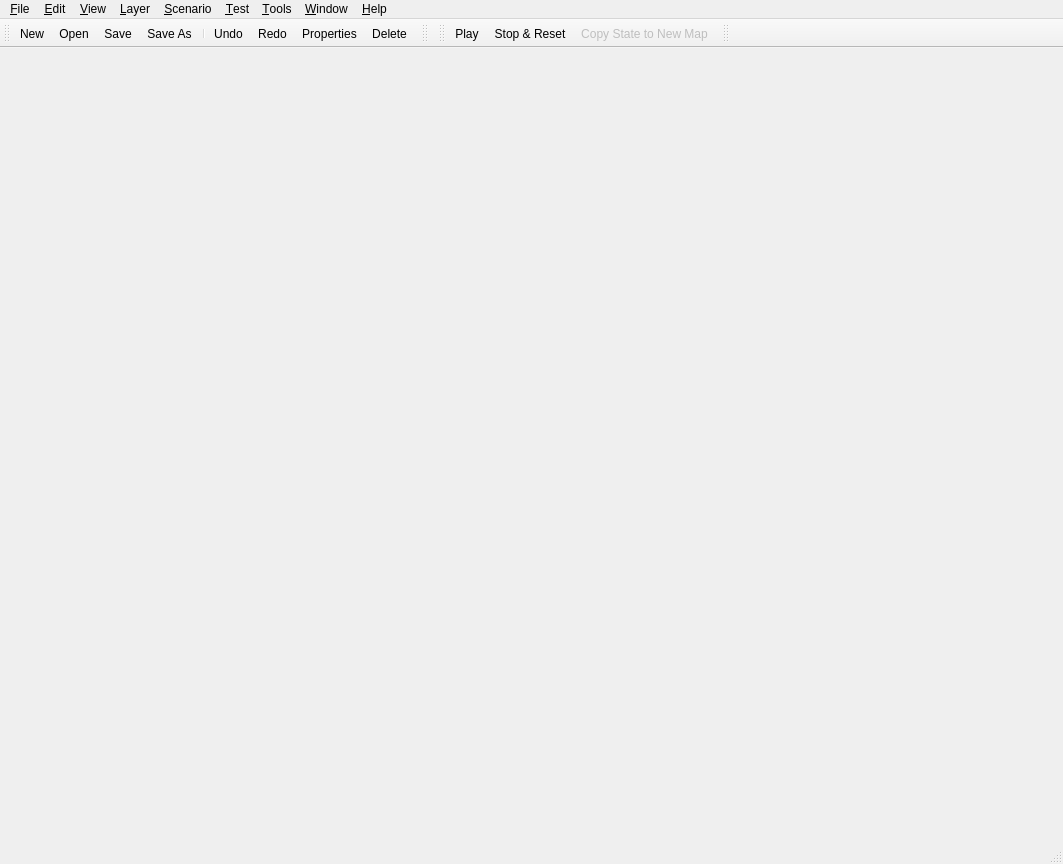
First picture: the form in ChkForge/mainwindow.ui, repository heinermann/ChkForge, before the edit.
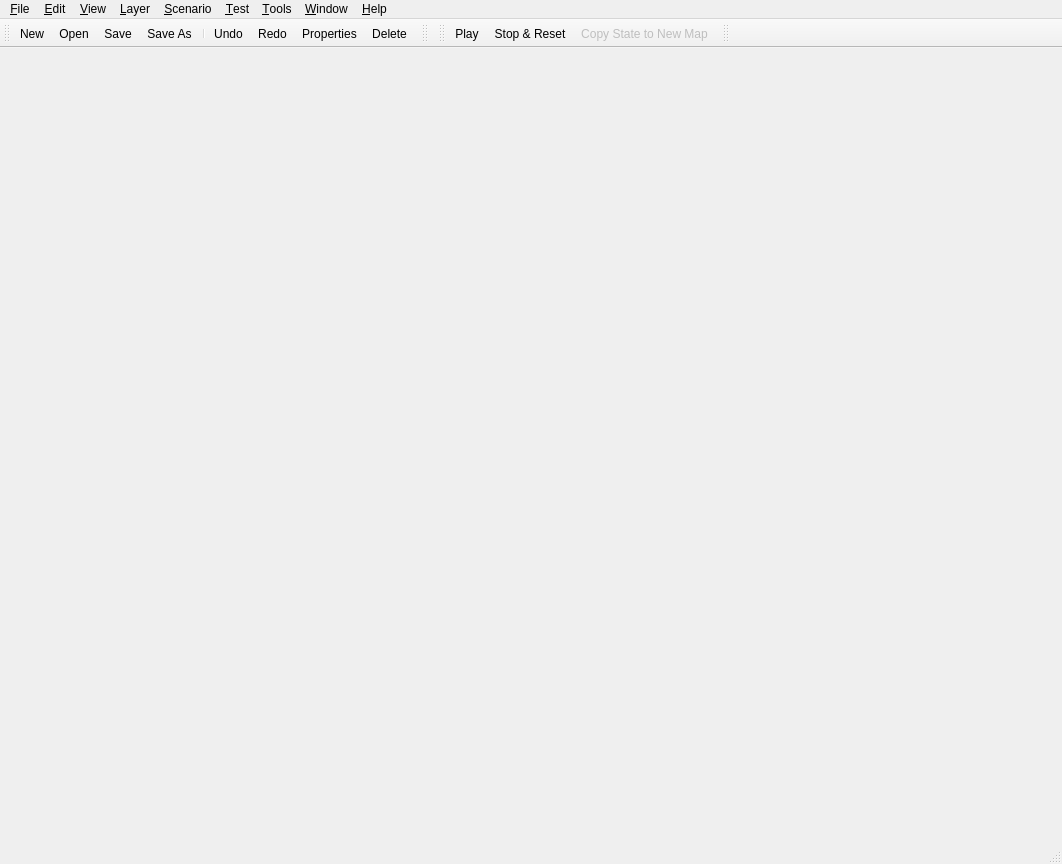
Second picture: the form after the edit. Icons and pictures are not drawn.

Diff of the .ui file:
```diff
--- a/ChkForge/mainwindow.ui
+++ b/ChkForge/mainwindow.ui
@@ -6,7 +6,7 @@
    <rect>
     <x>0</x>
     <y>0</y>
-    <width>1063</width>
+    <width>1062</width>
     <height>864</height>
    </rect>
   </property>
@@ -42,7 +42,7 @@
     <rect>
      <x>0</x>
      <y>0</y>
-     <width>1063</width>
+     <width>1062</width>
      <height>22</height>
     </rect>
    </property>
```
Left out of the diff: 15 changed lines with no effect on the pictures.
